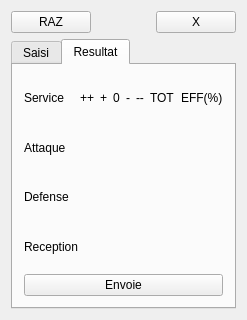
Qt form Forms/mainwindow.ui (flagage/volleyclubstatsmobile) before a commit.
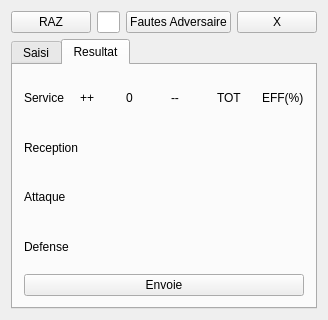
The same form after that commit. The open tabs and pages were chosen to show the change.

What changed in the file:
```diff
--- a/Forms/mainwindow.ui
+++ b/Forms/mainwindow.ui
@@ -9,7 +9,7 @@
    <rect>
     <x>0</x>
     <y>0</y>
-    <width>229</width>
+    <width>328</width>
     <height>320</height>
    </rect>
   </property>
@@ -26,20 +26,7 @@
    <layout class="QGridLayout" name="gridLayout_12">
     <item row="0" column="0">
      <layout class="QGridLayout" name="gridLayout_6">
-      <item row="0" column="1">
-       <spacer name="horizontalSpacer">
-        <property name="orientation">
-         <enum>Qt::Horizontal</enum>
-        </property>
-        <property name="sizeHint" stdset="0">
-         <size>
-          <width>40</width>
-          <height>20</height>
-         </size>
-        </property>
-       </spacer>
-      </item>
-      <item row="0" column="2">
+      <item row="0" column="3">
        <widget class="QPushButton" name="pushButton_2">
         <property name="text">
          <string>X</string>
@@ -53,6 +40,20 @@
         </property>
        </widget>
       </item>
+      <item row="0" column="1">
+       <widget class="QLineEdit" name="lineEdit">
+        <property name="enabled">
+         <bool>true</bool>
+        </property>
+       </widget>
+      </item>
+      <item row="0" column="2">
+       <widget class="QPushButton" name="pushButton_4">
+        <property name="text">
+         <string>Fautes Adversaire</string>
+        </property>
+       </widget>
+      </item>
      </layout>
     </item>
     <item row="1" column="0">
@@ -133,41 +134,27 @@
            </widget>
           </item>
           <item row="0" column="2">
-           <widget class="QLabel" name="label_22">
-            <property name="text">
-             <string>+</string>
-            </property>
-           </widget>
-          </item>
-          <item row="0" column="3">
            <widget class="QLabel" name="label_23">
             <property name="text">
              <string>0</string>
             </property>
            </widget>
           </item>
-          <item row="0" column="4">
-           <widget class="QLabel" name="label_27">
-            <property name="text">
-             <string>-</string>
-            </property>
-           </widget>
-          </item>
-          <item row="0" column="5">
+          <item row="0" column="3">
            <widget class="QLabel" name="label_30">
             <property name="text">
              <string>--</string>
             </property>
            </widget>
           </item>
-          <item row="0" column="7">
+          <item row="0" column="5">
            <widget class="QLabel" name="label_31">
             <property name="text">
              <string>EFF(%)</string>
             </property>
            </widget>
           </item>
-          <item row="0" column="6">
+          <item row="0" column="4">
            <widget class="QLabel" name="label_32">
             <property name="text">
              <string>TOT</string>
@@ -205,7 +192,7 @@
           </property>
          </widget>
         </item>
-        <item row="4" column="0">
+        <item row="1" column="0">
          <layout class="QGridLayout" name="gridLayout_10">
           <item row="0" column="0">
            <widget class="QLabel" name="label_8">
```
Left out of the diff: 24 changed lines with no effect on the pictures.
